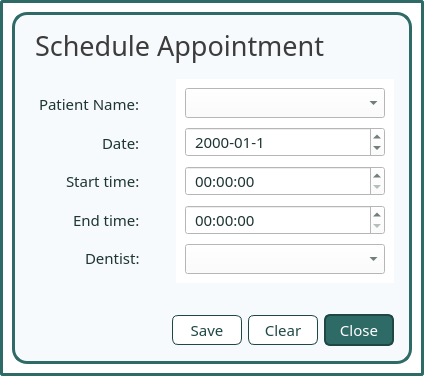
Old version of the form ui/popup_appointmentform.ui in the repository karlito20/AdoraFlowProject.
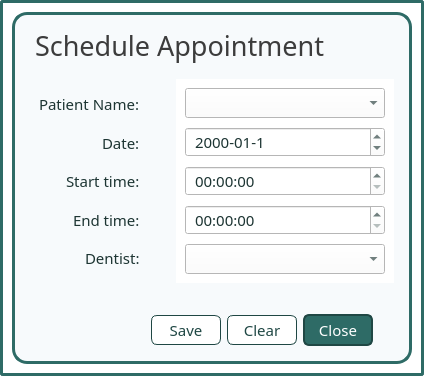
New version of the form.

What changed in the file:
```diff
--- a/ui/popup_appointmentform.ui
+++ b/ui/popup_appointmentform.ui
@@ -798,6 +798,9 @@
          <property name="topMargin">
           <number>16</number>
          </property>
+         <property name="rightMargin">
+          <number>30</number>
+         </property>
          <item>
           <spacer name="horizontalSpacer_4">
            <property name="orientation">
```
